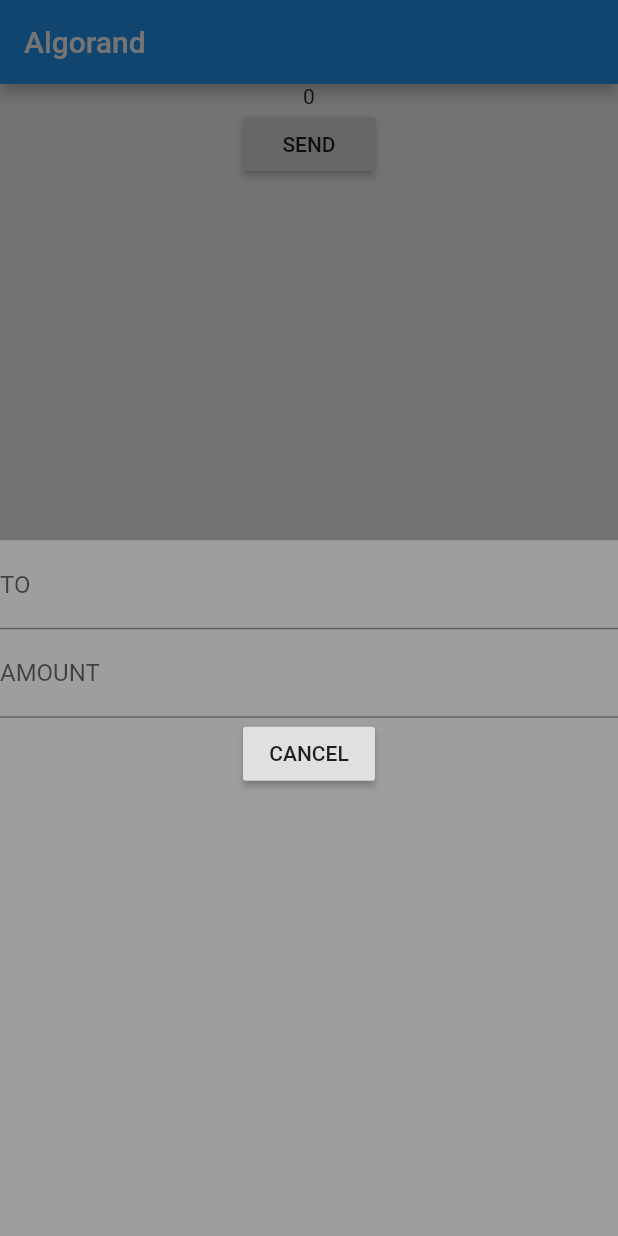
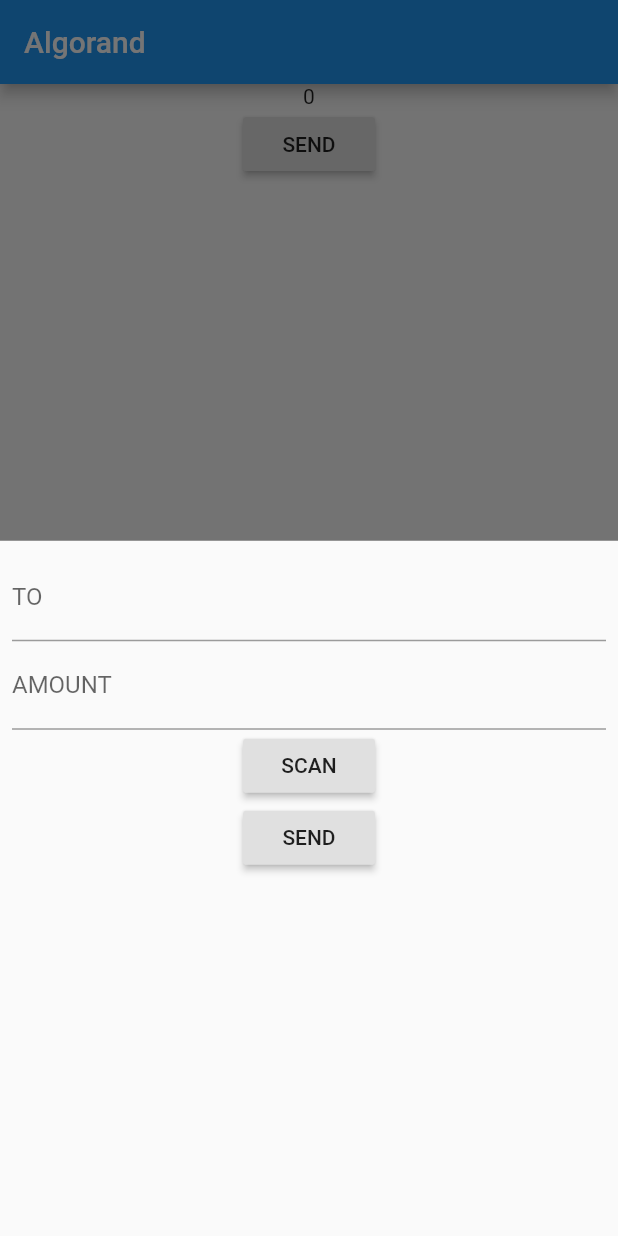
Before and after one commit to alvistar/algorand_flutter, a Flutter app: the screen it shows after launch, after a tap on "SEND", on a phone screen of 412 x 824 dp. Run offline on Flutter 3.47's test engine with Material 2 defaults, Android fonts, the phone set to English and light mode, and no system bars; our stand-ins replace bloc, equatable, flutter_bloc; missing offline and left inert: dart_algorand, flutter_barcode_scanner, openapi.

Commit message:
Added camera scan

```diff
--- a/lib/app_event.dart
+++ b/lib/app_event.dart
@@ -1,4 +1,5 @@
 import 'package:equatable/equatable.dart';
+import 'package:flutter/material.dart';
 import 'package:openapi/model/account.dart';
 
 abstract class AppEvent extends Equatable {
@@ -24,3 +25,18 @@
   @override
   List<Object> get props => [];
 }
+
+class Send extends AppEvent {
+  final int amount;
+  final String destination;
+
+  Send({this.amount, this.destination});
+
+  @override
+  List<Object> get props => [amount, destination];
+
+  @override
+  String toString() {
+    return 'Send Event - $amount to $destination';
+  }
+}
--- a/lib/app_state.dart
+++ b/lib/app_state.dart
@@ -1,4 +1,3 @@
-import 'package:algorand_flutter/main.dart';
 import 'package:equatable/equatable.dart';
 
 abstract class AppState extends Equatable {
@@ -15,7 +14,7 @@
   List<Object> get props => [amount];
 }
 
-class SendSheetState extends InitialAppState {
-  SendSheetState(int amount) : super(amount);
+class SendSheetAppState extends InitialAppState {
+  SendSheetAppState(int amount) : super(amount);
 
 }
--- a/lib/home.dart
+++ b/lib/home.dart
@@ -12,13 +12,11 @@
   Widget build(BuildContext context) {
     final AppBloc appBloc = BlocProvider.of<AppBloc>(context);
 
-    showSendSheet (BuildContext context) async {
-      final result = await  showModalBottomSheet(
+    showSendSheet(BuildContext context) async {
+      final result = await showModalBottomSheet(
           context: context,
           builder: (context) =>
-              BlocProvider.value(
-                  value: appBloc,
-                  child: SendSheet()));
+              BlocProvider.value(value: appBloc, child: SendSheet()));
 
       // This is not the best as breaking logic of events to change state
       appBloc.add(SendSheetDismissed());
@@ -28,8 +26,15 @@
         appBar: AppBar(title: Text('Algorand')),
         body: BlocListener<AppBloc, AppState>(
           listener: (context, state) {
-            if (state is SendSheetState) {
+            if (state is SendSheetAppState) {
               showSendSheet(context);
+            }
+            if (state.runtimeType == InitialAppState) {
+              Navigator.popUntil(context, (route) {
+                if (route.isFirst)
+                  return true;
+                return false;
+              });
             }
           },
           child: Column(mainAxisAlignment: MainAxisAlignment.start, children: [
--- a/lib/send_sheet.dart
+++ b/lib/send_sheet.dart
@@ -1,35 +1,69 @@
+import 'package:dart_algorand/dart_algorand.dart';
 import 'package:flutter/cupertino.dart';
 import 'package:flutter/material.dart';
+import 'package:flutter/services.dart';
 import 'package:flutter_bloc/flutter_bloc.dart';
+import 'package:flutter_barcode_scanner/flutter_barcode_scanner.dart';
 
 import 'app_bloc.dart';
 import 'app_state.dart';
 import 'app_event.dart';
 
-class SendSheet extends StatelessWidget {
+class SendSheet extends StatefulWidget {
+  @override
+  State<StatefulWidget> createState() => SendSheetState();
+}
+
+class SendSheetState extends State<SendSheet> {
+  final _destination = TextEditingController();
+  final _amount = TextEditingController();
+
   @override
   Widget build(BuildContext context) {
     final AppBloc appBloc = BlocProvider.of<AppBloc>(context);
     return Container(
 //          height: 500,
-          color: Colors.grey,
+//          color: Colors.grey,
+          child: Padding(
+            padding: const EdgeInsets.all(8.0),
             child: Column (
               children: [
                 TextField(
+                  maxLines: null,
+                  controller: _destination,
                   decoration: InputDecoration(
                     labelText: 'TO'
                   ),
                 ),
                 TextField(
+                  controller: _amount,
+                  keyboardType: TextInputType.number,
+                  inputFormatters:  [
+                    WhitelistingTextInputFormatter.digitsOnly
+                  ],
                   decoration: InputDecoration(
                     labelText: 'AMOUNT'
                   ),
                 ),
                 RaisedButton(
-                child: Text('CANCEL'),
-                onPressed: () {},
+                  child: Text('SCAN'),
+                  onPressed: () async {
+                    String barcodeScanRes = await FlutterBarcodeScanner.scanBarcode("#ff6666", "Cancel", true, ScanMode.QR);
+                    final parsed = parseUrl(barcodeScanRes);
+                    if (parsed != null) {
+                      _destination.text = parsed.address;
+                      _amount.text = parsed.amount.toString();
+                    }
+                  },
+                ),
+                RaisedButton(
+                  child: Text('SEND'),
+                  onPressed: () {
+                    appBloc.add(Send(destination: _destination.text, amount: int.parse(_amount.text)));
+                  },
                 )
               ]
+            ),
           ),
         );
   }
--- a/pubspec.yaml
+++ b/pubspec.yaml
@@ -23,6 +23,7 @@
   flutter_bloc: ^3.2.0
   equatable: ^1.1.0
   logging: ^0.11.4
+  flutter_barcode_scanner: ^0.1.7
 
   openapi:
     path: ../algorand-jaguar
```
Also changed, not shown: lib/app_bloc.dart (+39 -2 lines), pubspec.lock, 10 other files. Lines whose indentation alone changed are shown as unchanged.
